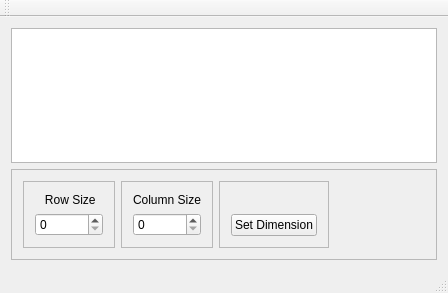
The window that src/mainwindow.ui (KaiqueS/Social_Choice_Theory-Basic_Framework) describes before a commit, drawn with Qt 5.
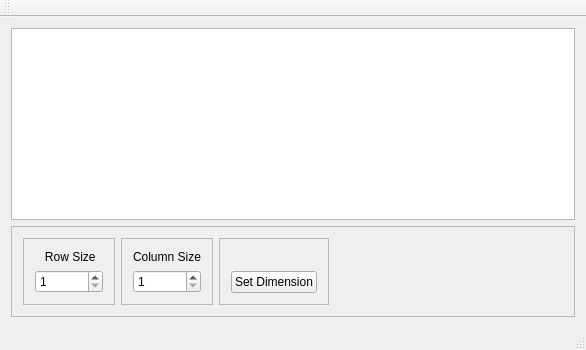
The same window after the commit.

What changed in the file:
```diff
--- a/src/mainwindow.ui
+++ b/src/mainwindow.ui
@@ -6,8 +6,8 @@
    <rect>
     <x>0</x>
     <y>0</y>
-    <width>448</width>
-    <height>293</height>
+    <width>586</width>
+    <height>350</height>
    </rect>
   </property>
   <property name="windowTitle">
@@ -20,6 +20,12 @@
     </item>
     <item>
      <widget class="QFrame" name="frame">
+      <property name="sizePolicy">
+       <sizepolicy hsizetype="Preferred" vsizetype="Fixed">
+        <horstretch>0</horstretch>
+        <verstretch>0</verstretch>
+       </sizepolicy>
+      </property>
       <property name="frameShape">
        <enum>QFrame::StyledPanel</enum>
       </property>
@@ -47,7 +53,14 @@
            </widget>
           </item>
           <item>
-           <widget class="QSpinBox" name="row_size_input"/>
+           <widget class="QSpinBox" name="row_size_input">
+            <property name="minimum">
+             <number>1</number>
+            </property>
+            <property name="maximum">
+             <number>9999</number>
+            </property>
+           </widget>
           </item>
          </layout>
         </widget>
@@ -69,7 +82,14 @@
            </widget>
           </item>
           <item>
-           <widget class="QSpinBox" name="column_size_input"/>
+           <widget class="QSpinBox" name="column_size_input">
+            <property name="minimum">
+             <number>1</number>
+            </property>
+            <property name="maximum">
+             <number>40</number>
+            </property>
+           </widget>
           </item>
          </layout>
         </widget>
@@ -91,7 +111,7 @@
             <property name="sizeHint" stdset="0">
              <size>
               <width>20</width>
-              <height>40</height>
+              <height>9</height>
              </size>
             </property>
            </spacer>
```
Left out of the diff: 2 changed lines with no effect on the pictures.
